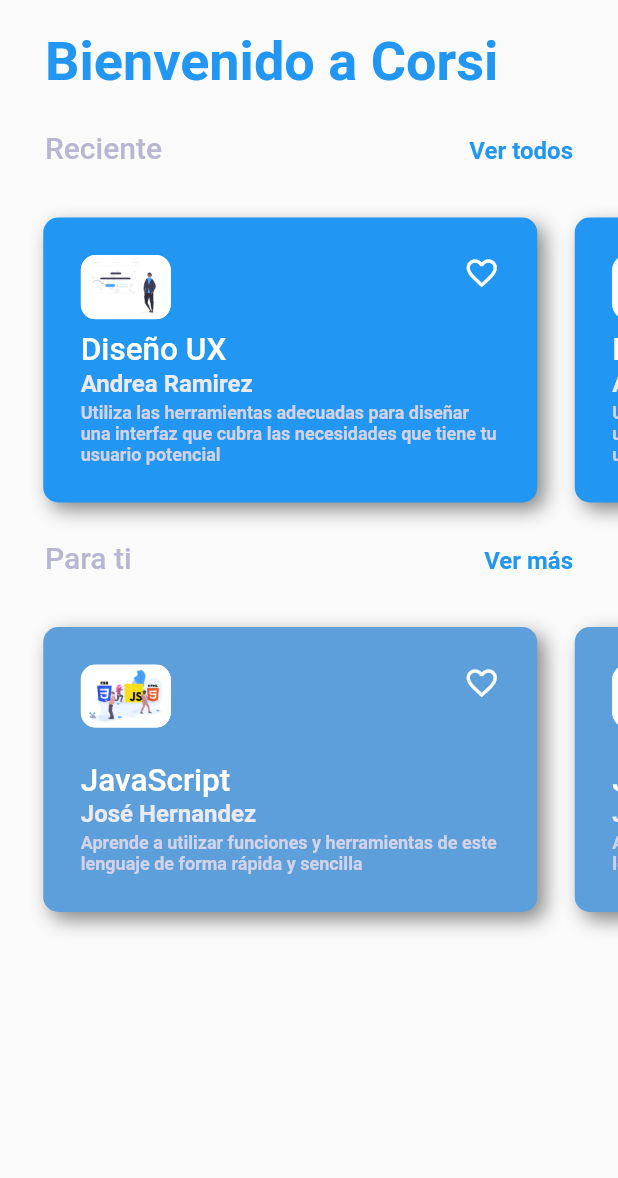
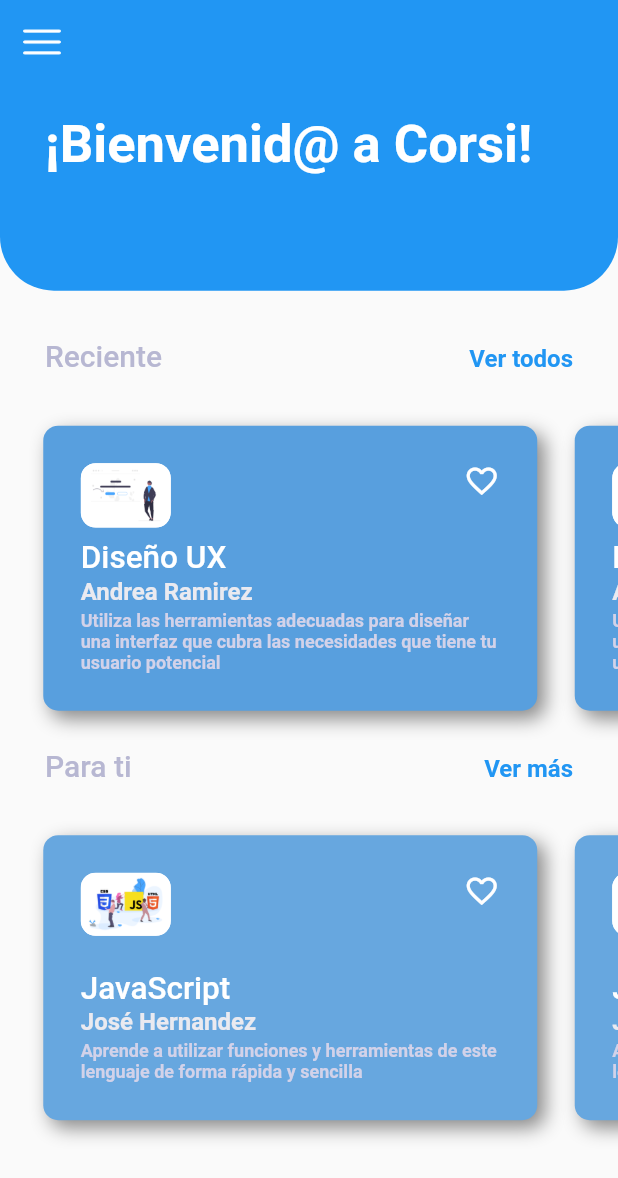
Before and after one commit to Exodus-Titan/Entrega-de-Flutter-Desarrollo, a Flutter app: the screen it shows after launch, on a phone screen of 412 x 824 dp. Shown: the top 1178 px of the screen. Run offline on Flutter 3.47's test engine with Material 2 defaults, Android fonts, the phone set to English and light mode, and no system bars; drawn by our look-alikes of carousel_slider.

Commit message:
Algunos cambios

```diff
--- a/flutter_app_1/lib/componentes/item_cursos_recientes.dart
+++ b/flutter_app_1/lib/componentes/item_cursos_recientes.dart
@@ -31,7 +31,7 @@ class ItemCursosRecientes extends StatelessWidget {
 
 BoxDecoration boxDecoration(context) {
   return BoxDecoration(
-    color: Theme.of(context).primaryColor,
+    color: Color(0xFF589FDE),
     borderRadius: BorderRadius.circular(10.0),
     boxShadow: const <BoxShadow> [
       BoxShadow(
--- a/flutter_app_1/lib/componentes/item_cursos_recomendados.dart
+++ b/flutter_app_1/lib/componentes/item_cursos_recomendados.dart
@@ -31,7 +31,7 @@ class ItemCursosRecomendados extends StatelessWidget {
 
 BoxDecoration boxDecoration(context) {
   return BoxDecoration(
-    color: Color(0xFF5D9FDA),
+    color: Color(0xFF67A7DF),
     borderRadius: BorderRadius.circular(10.0),
     boxShadow: const <BoxShadow> [
       BoxShadow(
--- a/flutter_app_1/lib/main.dart
+++ b/flutter_app_1/lib/main.dart
@@ -16,12 +16,11 @@ class MyApp extends StatelessWidget {
         primaryColor: Color(0xFF2196F3),
         accentColor: Color(0XFF030047),
         highlightColor: Color(0XFFB7B7D2),
-
         textTheme: const TextTheme(
           headline1: TextStyle(
-            fontSize: 36.0,
+            fontSize: 35.0,
             fontWeight: FontWeight.bold,
-            color: Color(0xFF2196F3),
+            color: Color(0xFFFFFFFF),
           ),
           headline2: TextStyle(
             fontSize: 36.0,
--- a/flutter_app_1/lib/pantallas/pantalla_cursos.dart
+++ b/flutter_app_1/lib/pantallas/pantalla_cursos.dart
@@ -7,17 +7,17 @@ class PantallaCursos extends StatelessWidget {
 
 // agregar lista para cursos recientes
 
-//agregar lista para cursos recomendados
+//agregarlista para cursos recomendados
 
 
   @override
   Widget build (BuildContext context) {
     return Scaffold(
+      appBar: buildAppBar(),
       body: SafeArea(
         child: ListView(
           children: <Widget> [
-            //customAppBar(),
-            textsHeader(context),
+            body(context),
             cursosRecientes(context),
             cursosRecomendados(context),
           ],
@@ -27,41 +27,47 @@ class PantallaCursos extends StatelessWidget {
   }
 }
 
-/* Widget customAppBar() {
-  return Padding(
-    padding: const EdgeInsets.symmetric(horizontal: 15.0, vertical: 5.0),
-    child: Row(
-      mainAxisAlignment: MainAxisAlignment.spaceEvenly,
-      children: <Widget> [
-        IconButton(
-          iconSize: 40.0,
-          icon: Image.asset('assets/imgs/menu.svg'),
-          onPressed: (){},
-        ),
-        IconButton(
-          iconSize: 40.0,
-          icon: Image.asset('assets/imgs/usuario.svg'),
-          onPressed: (){},
-        )
-      ],
+AppBar buildAppBar(){
+  return AppBar(
+    elevation: 0,
+    leading: IconButton(
+      icon: Image.asset('assets/imgs/menu.png', width: 25.0,),
+      onPressed: null,
     ),
   );
-} */
+}
 
-Widget textsHeader(context) {
-  return Padding(
-  padding: const EdgeInsets.symmetric(vertical: 20.0, horizontal: 30.0),
-  child: Column(
-    crossAxisAlignment: CrossAxisAlignment.start,
-    children: <Widget> [
-      Text(
-        'Bienvenido a Corsi',
-        style: Theme.of(context).textTheme.headline1,
-      )
-    ],
-  ),
-  );
-}
+Widget body(context) {
+    Size size = MediaQuery.of(context).size;
+    return Column(
+      children: <Widget> [
+        Container(
+          height: size.height * 0.2,
+          child: Stack(
+            children: <Widget> [
+              Container(
+                padding: const EdgeInsets.symmetric(vertical: 20.0, horizontal: 30.0),
+                height: size.height * 0.2 - 27,
+                decoration: const BoxDecoration(
+                  color: Color(0xFF2196F3),
+                  borderRadius: BorderRadius.only(
+                    bottomLeft: Radius.circular(36),
+                    bottomRight: Radius.circular(36),
+                  )
+                ),
+                child: Row(
+                  crossAxisAlignment: CrossAxisAlignment.start,
+                  children: <Widget> [
+                    Text('¡Bienvenid@ a Corsi!', style: Theme.of(context).textTheme.headline1,),
+                  ],
+                ),
+              ),
+            ],
+          ),
+        ),
+      ],
+    );
+  }
 
 Widget cursosRecientes(context){
   return Column(
```
Also changed, not shown: flutter_app_1/assets/imgs/menu.png.
